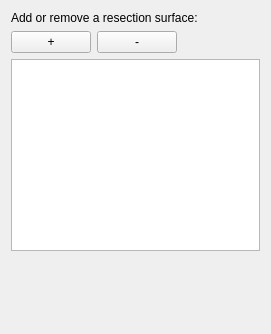
Before: the Qt Designer form ResectionPlanning/Resources/UI/qSlicerResectionPlanningSurfacesWidget.ui in TheInterventionCentre/NorMIT-Plan, drawn with Qt 5.
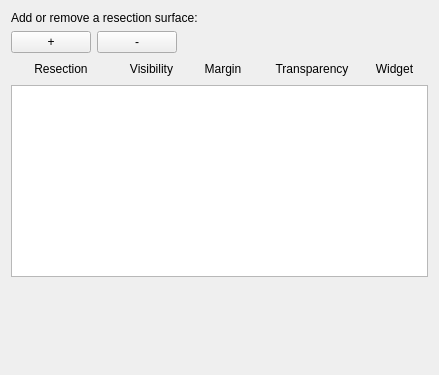
After: the same form once the commit is applied.

Commit message:
ENH: widgets inside table resize, trying to align with header above table
removed the parenchyma selector, added widgets to qSlicerTableItemWidget

Patch:
```diff
--- a/ResectionPlanning/Resources/UI/qSlicerResectionPlanningSurfacesWidget.ui
+++ b/ResectionPlanning/Resources/UI/qSlicerResectionPlanningSurfacesWidget.ui
@@ -6,8 +6,8 @@
    <rect>
     <x>0</x>
     <y>0</y>
-    <width>271</width>
-    <height>334</height>
+    <width>439</width>
+    <height>375</height>
    </rect>
   </property>
   <property name="windowTitle">
@@ -53,7 +53,203 @@
     </layout>
    </item>
    <item>
-    <widget class="QTableWidget" name="tableResectionSurfaces"/>
+    <layout class="QHBoxLayout" name="horizontalLayout_2">
+     <item>
+      <widget class="QLabel" name="label_2">
+       <property name="sizePolicy">
+        <sizepolicy hsizetype="Fixed" vsizetype="Fixed">
+         <horstretch>0</horstretch>
+         <verstretch>0</verstretch>
+        </sizepolicy>
+       </property>
+       <property name="minimumSize">
+        <size>
+         <width>100</width>
+         <height>20</height>
+        </size>
+       </property>
+       <property name="text">
+        <string>Resection</string>
+       </property>
+       <property name="alignment">
+        <set>Qt::AlignCenter</set>
+       </property>
+      </widget>
+     </item>
+     <item>
+      <spacer name="horizontalSpacer_2">
+       <property name="orientation">
+        <enum>Qt::Horizontal</enum>
+       </property>
+       <property name="sizeHint" stdset="0">
+        <size>
+         <width>0</width>
+         <height>20</height>
+        </size>
+       </property>
+      </spacer>
+     </item>
+     <item>
+      <widget class="QLabel" name="label_3">
+       <property name="sizePolicy">
+        <sizepolicy hsizetype="Fixed" vsizetype="Fixed">
+         <horstretch>0</horstretch>
+         <verstretch>0</verstretch>
+        </sizepolicy>
+       </property>
+       <property name="minimumSize">
+        <size>
+         <width>47</width>
+         <height>20</height>
+        </size>
+       </property>
+       <property name="text">
+        <string>Visibility</string>
+       </property>
+       <property name="alignment">
+        <set>Qt::AlignCenter</set>
+       </property>
+      </widget>
+     </item>
+     <item>
+      <spacer name="horizontalSpacer_3">
+       <property name="orientation">
+        <enum>Qt::Horizontal</enum>
+       </property>
+       <property name="sizeHint" stdset="0">
+        <size>
+         <width>0</width>
+         <height>20</height>
+        </size>
+       </property>
+      </spacer>
+     </item>
+     <item>
+      <widget class="QLabel" name="label_4">
+       <property name="sizePolicy">
+        <sizepolicy hsizetype="Fixed" vsizetype="Fixed">
+         <horstretch>0</horstretch>
+         <verstretch>0</verstretch>
+        </sizepolicy>
+       </property>
+       <property name="minimumSize">
+        <size>
+         <width>60</width>
+         <height>20</height>
+        </size>
+       </property>
+       <property name="text">
+        <string>Margin</string>
+       </property>
+       <property name="alignment">
+        <set>Qt::AlignCenter</set>
+       </property>
+      </widget>
+     </item>
+     <item>
+      <spacer name="horizontalSpacer_4">
+       <property name="orientation">
+        <enum>Qt::Horizontal</enum>
+       </property>
+       <property name="sizeHint" stdset="0">
+        <size>
+         <width>0</width>
+         <height>20</height>
+        </size>
+       </property>
+      </spacer>
+     </item>
+     <item>
+      <widget class="QLabel" name="label_5">
+       <property name="sizePolicy">
+        <sizepolicy hsizetype="Fixed" vsizetype="Fixed">
+         <horstretch>0</horstretch>
+         <verstretch>0</verstretch>
+        </sizepolicy>
+       </property>
+       <property name="minimumSize">
+        <size>
+         <width>84</width>
+         <height>20</height>
+        </size>
+       </property>
+       <property name="text">
+        <string>Transparency</string>
+       </property>
+       <property name="alignment">
+        <set>Qt::AlignCenter</set>
+       </property>
+      </widget>
+     </item>
+     <item>
+      <spacer name="horizontalSpacer_5">
+       <property name="orientation">
+        <enum>Qt::Horizontal</enum>
+       </property>
+       <property name="sizeHint" stdset="0">
+        <size>
+         <width>0</width>
+         <height>20</height>
+        </size>
+       </property>
+      </spacer>
+     </item>
+     <item>
+      <widget class="QLabel" name="label_6">
+       <property name="sizePolicy">
+        <sizepolicy hsizetype="Fixed" vsizetype="Fixed">
+         <horstretch>0</horstretch>
+         <verstretch>0</verstretch>
+        </sizepolicy>
+       </property>
+       <property name="minimumSize">
+        <size>
+         <width>45</width>
+         <height>20</height>
+        </size>
+       </property>
+       <property name="text">
+        <string>Widget</string>
+       </property>
+       <property name="alignment">
+        <set>Qt::AlignCenter</set>
+       </property>
+      </widget>
+     </item>
+     <item>
+      <spacer name="horizontalSpacer_6">
+       <property name="orientation">
+        <enum>Qt::Horizontal</enum>
+       </property>
+       <property name="sizeHint" stdset="0">
+        <size>
+         <width>0</width>
+         <height>20</height>
+        </size>
+       </property>
+      </spacer>
+     </item>
+    </layout>
+   </item>
+   <item>
+    <widget class="QTableWidget" name="tableResectionSurfaces">
+     <property name="selectionMode">
+      <enum>QAbstractItemView::SingleSelection</enum>
+     </property>
+     <property name="verticalScrollMode">
+      <enum>QAbstractItemView::ScrollPerPixel</enum>
+     </property>
+     <property name="horizontalScrollMode">
+      <enum>QAbstractItemView::ScrollPerPixel</enum>
+     </property>
+     <property name="columnCount">
+      <number>1</number>
+     </property>
+     <attribute name="horizontalHeaderVisible">
+      <bool>false</bool>
+     </attribute>
+     <column/>
+    </widget>
    </item>
    <item>
     <spacer name="verticalSpacer">
```
Left out of the diff: 2 changed lines with no effect on the pictures. The commit also changes 6 other files.
